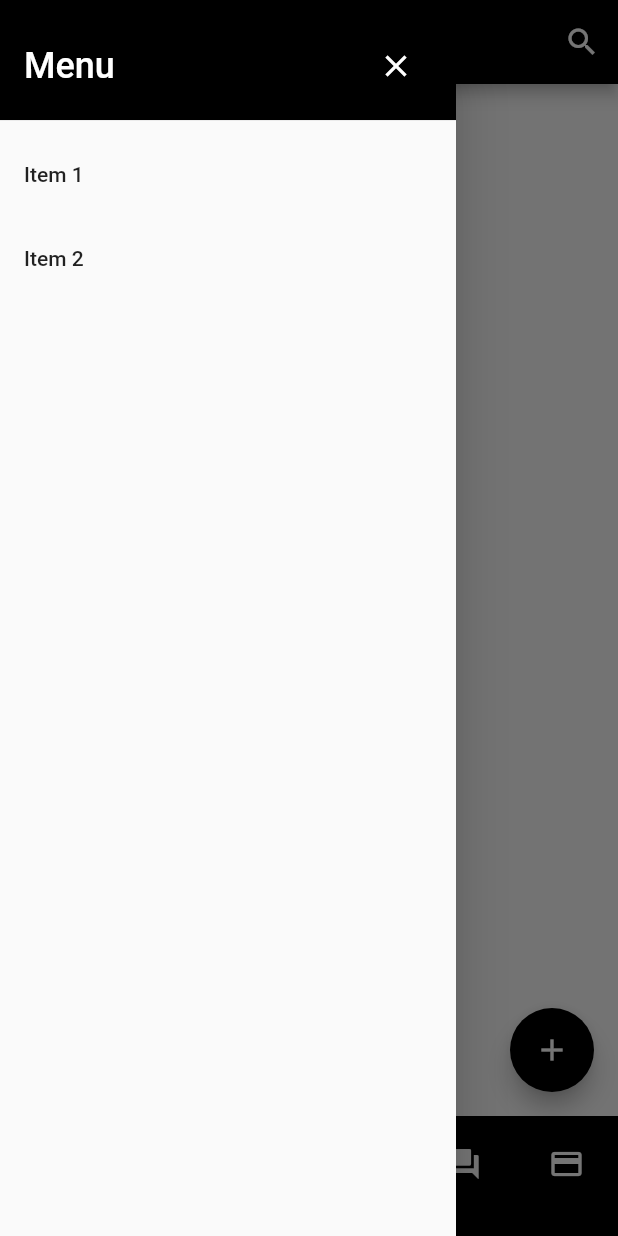
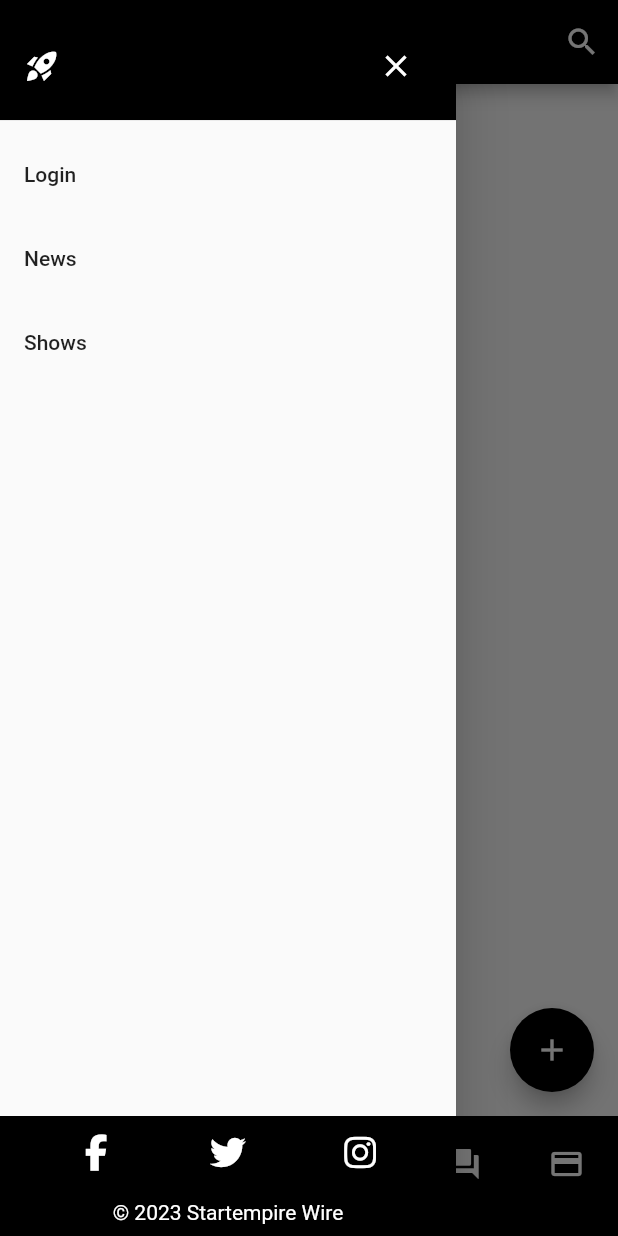
Before and after one commit to Dustinibrao/startEmpireWire, a Flutter app: the screen it shows after launch, with the side drawer open, on a phone screen of 412 x 824 dp. Run offline on Flutter 3.47's test engine with Material 2 defaults, Android fonts, the phone set to English and light mode, and no system bars; our stand-ins replace font_awesome_flutter; missing offline and left inert: flutter_webview_plugin; network calls fail.

```diff
--- a/lib/main.dart
+++ b/lib/main.dart
@@ -1,4 +1,5 @@
 import 'package:flutter/material.dart';
+import 'package:font_awesome_flutter/font_awesome_flutter.dart';
 import 'package:testing/new_home_page.dart';
 import 'package:testing/listen_page.dart';
 import 'package:testing/coupon_page.dart';
@@ -92,6 +93,10 @@ class _RootPageState extends State<RootPage> {
             )
           : null,
       drawer: Drawer(
+        child: Column(
+          mainAxisAlignment: MainAxisAlignment.spaceBetween,
+          children: [
+            Expanded(
               child: ListView(
                 padding: EdgeInsets.zero,
                 children: <Widget>[
@@ -105,12 +110,10 @@ class _RootPageState extends State<RootPage> {
                         children: [
                           const Align(
                             alignment: Alignment.centerLeft,
-                      child: Text(
-                        'Menu',
-                        style: TextStyle(
+                            child: Icon(
+                              Icons.rocket_launch_sharp,
                               color: Colors.white,
-                          fontSize: 24,
-                        ),
+                              size: 24,
                             ),
                           ),
                           Align(
@@ -126,7 +129,7 @@ class _RootPageState extends State<RootPage> {
                     ),
                   ),
                   ListTile(
-              title: const Text('Item 1'),
+                    title: const Text('Login'),
                     onTap: () {
                       // Update the UI based on the item selected
                       // then close the drawer
@@ -134,12 +137,72 @@ class _RootPageState extends State<RootPage> {
                     },
                   ),
                   ListTile(
-              title: const Text('Item 2'),
+                    title: const Text('News'),
                     onTap: () {
                       // Update the UI based on the item selected
                       // then close the drawer
                       Navigator.pop(context);
                     },
+                  ),
+                  ListTile(
+                    title: const Text('Shows'),
+                    onTap: () {
+                      // Update the UI based on the item selected
+                      // then close the drawer
+                      Navigator.pop(context);
+                    },
+                  ),
+                ],
+              ),
+            ),
+            Container(
+              color: Colors.black,
+              child: Column(
+                children: [
+                  Row(
+                    mainAxisAlignment: MainAxisAlignment.spaceEvenly,
+                    children: [
+                      IconButton(
+                        icon: const Icon(
+                          FontAwesomeIcons.facebookF,
+                        ),
+                        color: Colors.white,
+                        onPressed: () => {},
+                      ),
+                      IconButton(
+                        icon: const Icon(
+                          FontAwesomeIcons.twitter,
+                        ),
+                        color: Colors.white,
+                        onPressed: () => {
+
+                        },
+                      ),
+                      IconButton(
+                        icon: const Icon(
+                          FontAwesomeIcons.instagram,
+                        ),
+                        color: Colors.white,
+                        onPressed: () => {},
+                      ),
+                    ],
+                  ),
+                  Padding(
+                    padding: const EdgeInsets.all(8.0),
+                    child: Row(
+                      mainAxisAlignment: MainAxisAlignment.center,
+                      children: const [
+                        Text(
+                          '© 2023 Startempire Wire',
+                          style: TextStyle(
+                            color: Colors.white,
+                          ),
+                        ),
+                      ],
+                    ),
+                  ),
+                ],
+              ),
             ),
           ],
         ),
--- a/pubspec.yaml
+++ b/pubspec.yaml
@@ -41,6 +41,7 @@ dependencies:
     # Use with the CupertinoIcons class for iOS style icons.
     cupertino_icons: ^1.0.2
     flutter_webview_plugin: ^0.4.0
+    font_awesome_flutter: ^10.4.0
 
 dev_dependencies:
     flutter_test:
```
Also changed, not shown: lib/watch_page.dart (+57 -18 lines), pubspec.lock, 1 other file. Lines whose indentation alone changed are shown as unchanged.
